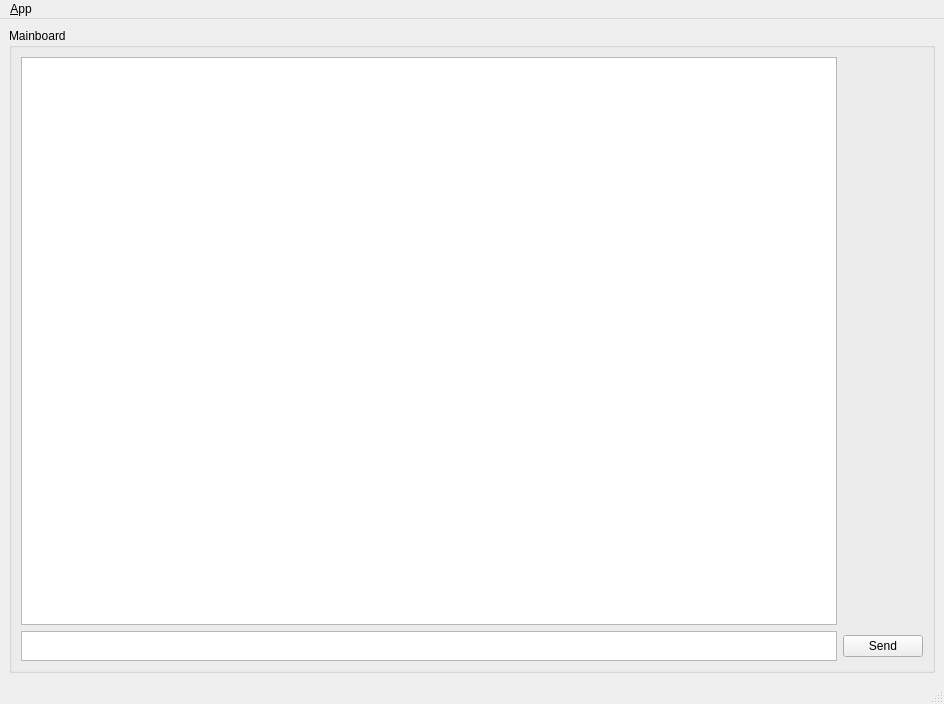
Qt form TestingROS_Gui/src/gui/ui/main_window.ui (MarkNo1/ROS) before a commit.
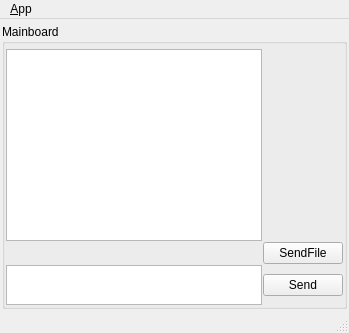
The same form after that commit. Icons and pictures are not drawn.

Commit message: Added the possibility to send files throw ROS with a clean GUI

```diff
--- a/TestingROS_Gui/src/gui/ui/main_window.ui
+++ b/TestingROS_Gui/src/gui/ui/main_window.ui
@@ -2,19 +2,11 @@
 <ui version="4.0">
  <class>MainWindowDesign</class>
  <widget class="QMainWindow" name="MainWindowDesign">
-  <property name="geometry">
-   <rect>
-    <x>0</x>
-    <y>0</y>
-    <width>944</width>
-    <height>704</height>
-   </rect>
-  </property>
   <property name="windowTitle">
    <string>QRosApp</string>
   </property>
   <property name="windowIcon">
-   <iconset resource="../../test_chat_gui/resources/images.qrc">
+   <iconset resource="../../qt_ros/qt_create/src/qt_create/templates/qt-ros/resources/images.qrc">
     <normaloff>:/images/icon.png</normaloff>:/images/icon.png</iconset>
   </property>
   <property name="locale">
@@ -22,6 +14,21 @@
   </property>
   <widget class="QWidget" name="centralwidget">
    <layout class="QHBoxLayout">
+    <property name="spacing">
+     <number>2</number>
+    </property>
+    <property name="leftMargin">
+     <number>2</number>
+    </property>
+    <property name="topMargin">
+     <number>5</number>
+    </property>
+    <property name="rightMargin">
+     <number>2</number>
+    </property>
+    <property name="bottomMargin">
+     <number>2</number>
+    </property>
     <item>
      <widget class="QGroupBox" name="groupBox_12">
       <property name="sizePolicy">
@@ -34,20 +41,42 @@
        <string>Mainboard</string>
       </property>
       <layout class="QGridLayout" name="gridLayout_3">
-       <item row="0" column="0">
-        <widget class="QListView" name="display_board"/>
-       </item>
-       <item row="1" column="0">
+       <property name="leftMargin">
+        <number>1</number>
+       </property>
+       <property name="topMargin">
+        <number>5</number>
+       </property>
+       <property name="rightMargin">
+        <number>1</number>
+       </property>
+       <property name="bottomMargin">
+        <number>1</number>
+       </property>
+       <property name="spacing">
+        <number>1</number>
+       </property>
+       <item row="2" column="0">
         <widget class="QTextEdit" name="keyboard_board">
          <property name="maximumSize">
           <size>
            <width>16777215</width>
-           <height>30</height>
+           <height>40</height>
           </size>
          </property>
         </widget>
        </item>
+       <item row="0" column="0">
+        <widget class="QListView" name="display_board"/>
+       </item>
        <item row="1" column="1">
+        <widget class="QPushButton" name="send_file">
+         <property name="text">
+          <string>SendFile</string>
+         </property>
+        </widget>
+       </item>
+       <item row="2" column="1">
         <widget class="QPushButton" name="send_button">
          <property name="text">
           <string>Send</string>
@@ -64,7 +93,7 @@
     <rect>
      <x>0</x>
      <y>0</y>
-     <width>944</width>
+     <width>627</width>
      <height>17</height>
     </rect>
    </property>
```
Left out of the diff: 2 changed lines with no effect on the pictures. The commit also changes 1070 other files.
